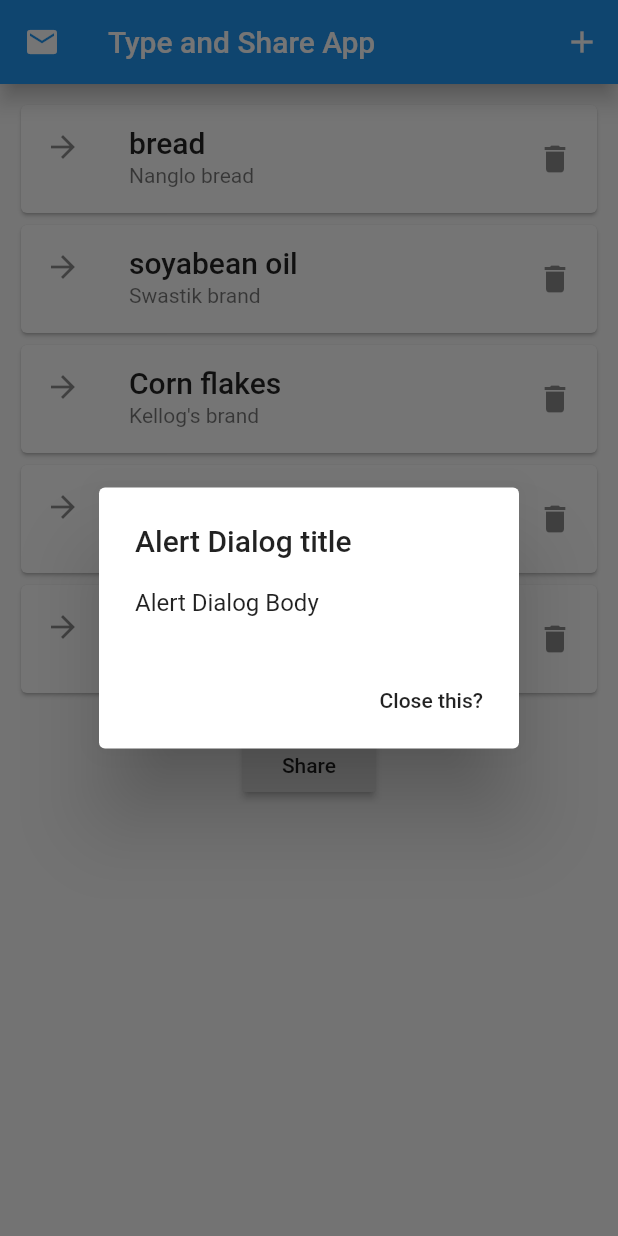
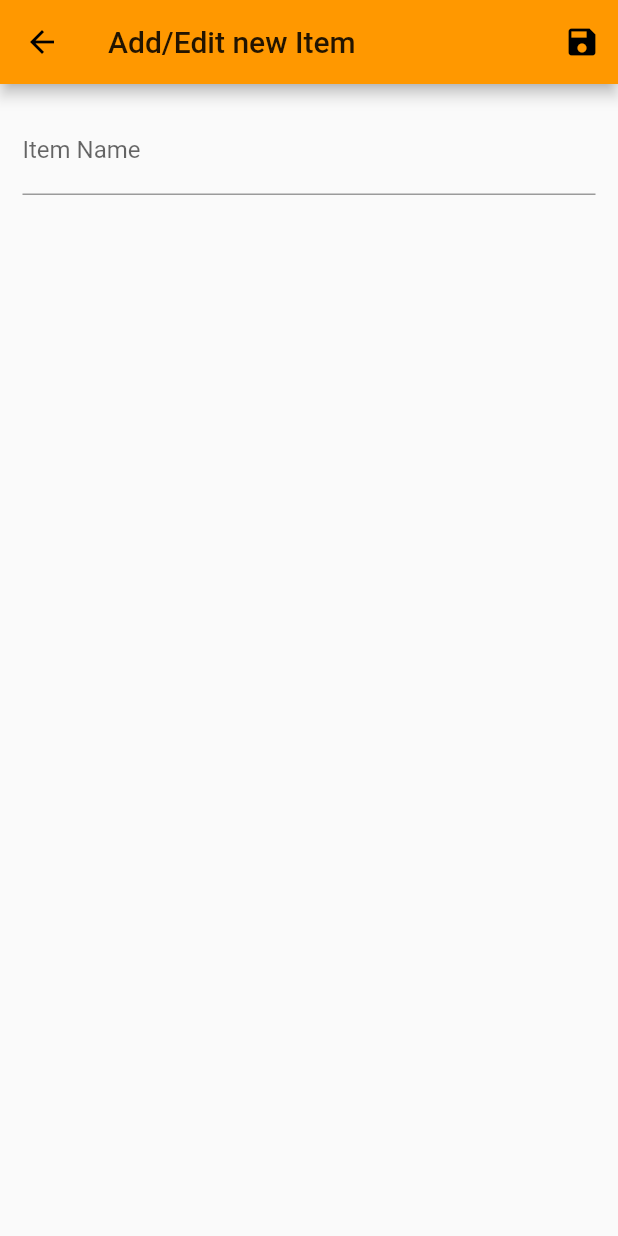
Before and after one commit to ashishkarki/Flutter_ShoppingItems_ShareApp, a Flutter app: the screen it shows after launch, after a tap on the "add" icon, on a phone screen of 412 x 824 dp. Run offline on Flutter 3.47's test engine with Material 2 defaults, Android fonts, the phone set to English and light mode, and no system bars; our stand-ins replace share.

Commit message:
fixed screen overflow issue in main-view-screen using a ListView

```diff
--- a/lib/constants.dart
+++ b/lib/constants.dart
@@ -1,36 +1,89 @@
+import 'package:flutter/material.dart';
+
 import './models_providers/shopping_items_provider.dart';
 
 const APP_TITLE_STRING = 'Type and Share App';
+const SHARED_TEXT_SUBJECT_PREFIX =
+    'Please deliver following items: (created using Ashish Karki\'s App)';
+
+void showMyAlert(BuildContext context) {
+  showDialog(
+    context: context,
+    builder: (context) => AlertDialog(
+      title: Text('Alert Dialog title'),
+      content: Text('Alert Dialog Body'),
+      actions: <Widget>[
+        FlatButton(
+          onPressed: () => Navigator.of(context).pop(),
+          child: Text("Close this?"),
+        ),
+      ],
+    ),
+  );
+}
 
 const List<ShoppingItem> dummyData = [
   ShoppingItem(
+    serialNumber: 1,
     name: 'bread',
     description: 'Nanglo bread',
     quantity: 5.0,
     unit: 'packet',
   ),
   ShoppingItem(
+    serialNumber: 2,
     name: 'soyabean oil',
     description: 'Swastik brand',
     quantity: 2.5,
     unit: 'litre',
   ),
   ShoppingItem(
+    serialNumber: 3,
     name: 'Corn flakes',
     description: 'Kellog\'s brand',
     quantity: 2.0,
     unit: 'box',
   ),
   ShoppingItem(
+    serialNumber: 4,
     name: 'Dettol liquid',
     description: 'Big bottle',
     quantity: 3.0,
     unit: 'bottle',
   ),
   ShoppingItem(
+    serialNumber: 5,
     name: 'Chicken curry masala',
     description: 'Everest brand',
     quantity: 3.0,
     unit: 'packet',
   ),
+  ShoppingItem(
+    serialNumber: 6,
+    name: 'Kurkure',
+    description: 'Maggie',
+    quantity: 4.0,
+    unit: 'packet',
+  ),
+  ShoppingItem(
+    serialNumber: 7,
+    name: 'White wine',
+    description: 'Sweet flavor - Nepali brand',
+    quantity: 1.0,
+    unit: 'bottle',
+  ),
+  ShoppingItem(
+    serialNumber: 8,
+    name: 'Pumpkin',
+    description: 'Small green',
+    quantity: 2.0,
+    unit: 'kgs',
+  ),
+  ShoppingItem(
+    serialNumber: 9,
+    name: 'Bengal gram',
+    description: 'Called Kalo chana',
+    quantity: 700.0,
+    unit: 'gram',
+  ),
 ];
--- a/lib/main.dart
+++ b/lib/main.dart
@@ -4,6 +4,7 @@ import 'package:provider/provider.dart';
 import './models_providers/shopping_items_provider.dart';
 
 import './screens/main-view-screen.dart';
+import 'screens/shopping_item_editor_screen.dart';
 
 void main() => runApp(MyApp());
 
@@ -19,10 +20,14 @@ class MyApp extends StatelessWidget {
       child: MaterialApp(
         title: 'some title',
         theme: ThemeData(
-          primarySwatch: Colors.blue,
+          primarySwatch: Colors.orange,
+          accentColor: Colors.amber,
         ),
         home: MainViewScreen(),
-        routes: {},
+        routes: {
+          ShoppingItemEditorScreen.routeName: (ctx) =>
+              ShoppingItemEditorScreen(),
+        },
       ),
     );
   }
--- a/lib/models_providers/shopping_items_provider.dart
+++ b/lib/models_providers/shopping_items_provider.dart
@@ -2,12 +2,14 @@ import 'package:flutter/foundation.dart';
 import '../constants.dart';
 
 class ShoppingItem {
+  final int serialNumber;
   final String name;
   final String description;
   final double quantity;
   final String unit;
 
   const ShoppingItem({
+    this.serialNumber = 0,
     @required this.name,
     @required this.description,
     @required this.quantity,
--- a/lib/screens/main-view-screen.dart
+++ b/lib/screens/main-view-screen.dart
@@ -1,7 +1,8 @@
 import 'package:flutter/material.dart';
-import 'package:provider/provider.dart';
-import 'package:share/share.dart';
 
+import '../screens/shopping_item_editor_screen.dart';
+import '../widget/shoppingItems_view.dart';
+import '../widget/share-feature.dart';
 import '../constants.dart';
 import '../models_providers/shopping_items_provider.dart';
 
@@ -11,26 +12,10 @@ class MainViewScreen extends StatefulWidget {
 }
 
 class _MainViewScreenState extends State<MainViewScreen> {
-  void _showMyAlert(BuildContext context) {
-    showDialog(
-      context: context,
-      builder: (context) => AlertDialog(
-        title: Text('Alert Dialog title'),
-        content: Text('Alert Dialog Body'),
-        actions: <Widget>[
-          FlatButton(
-            onPressed: () => Navigator.of(context).pop(),
-            child: Text("Close this?"),
-          ),
-        ],
-      ),
-    );
-  }
-
   @override
   Widget build(BuildContext context) {
-    final themeData = Theme.of(context);
-    final shopItemsProvider = Provider.of<ShoppingItemsProvider>(context);
+    final navState = Navigator.of(context);
+    final shoppingItemList = dummyData;
 
     return Scaffold(
       appBar: AppBar(
@@ -39,58 +24,33 @@ class _MainViewScreenState extends State<MainViewScreen> {
           child: IconButton(
             icon: Icon(Icons.mail),
             tooltip: "Click to add/update your address",
-            onPressed: () => _showMyAlert(context),
+            onPressed: () => showMyAlert(context),
           ),
         ),
         title: Text(APP_TITLE_STRING),
         actions: <Widget>[
           IconButton(
             icon: Icon(Icons.add),
-            onPressed: () => _showMyAlert(context),
+            onPressed: () {
+              navState.pushNamed(ShoppingItemEditorScreen.routeName);
+            },
           ),
         ],
       ),
-      body: Padding(
-        padding: const EdgeInsets.all(10.0),
-        child: Column(
-          children: [
-            ...dummyData
-                .map(
-                  (ShoppingItem data) => Card(
-                    child: ListTile(
-                      leading: Icon(Icons.arrow_forward),
-                      title: Text(
-                        data.name,
-                        style: themeData.textTheme.title,
-                      ),
-                      subtitle: Text(data.description),
-                      onTap: () => _showMyAlert(context),
-                      trailing: Icon(Icons.delete),
-                    ),
-                  ),
-                )
+      body: ListView(
+        padding: const EdgeInsets.all(15.0),
+        children: <Widget>[
+          ...shoppingItemList
+              .map((ShoppingItem shopItem) => ShoppingItemsViewWidget(shopItem))
               .toList(),
           const Padding(
             padding: EdgeInsets.only(
               top: 20.0,
             ),
           ),
-            Builder(builder: (BuildContext context) {
-              return RaisedButton(
-                child: Text('Share'),
-                onPressed: () {
-                  final RenderBox box = context.findRenderObject();
-                  Share.share(
-                    shopItemsProvider.formattedShareableText,
-                    subject: 'text subject',
-                    sharePositionOrigin:
-                        box.localToGlobal(Offset.zero) & box.size,
-                  );
-                },
-              );
-            }),
+          ShareFeatureWidget(),
         ],
-        ),
+        //),
       ),
     );
   }
--- /dev/null
+++ b/lib/screens/shopping_item_editor_screen.dart
@@ -0,0 +1,46 @@
+import 'package:flutter/material.dart';
+
+class ShoppingItemEditorScreen extends StatelessWidget {
+  static final routeName = '/shopping-item-editor';
+
+  final _formKey = GlobalKey<FormState>();
+
+  void _saveForm(BuildContext context) {
+    Navigator.of(context).pop();
+  }
+
+  @override
+  Widget build(BuildContext context) {
+    return Scaffold(
+      appBar: AppBar(
+        title: Text('Add/Edit new Item'),
+        actions: <Widget>[
+          IconButton(
+            icon: Icon(Icons.save),
+            onPressed: () => _saveForm(context),
+          ),
+        ],
+      ),
+      body: Padding(
+        padding: const EdgeInsets.all(15.0),
+        child: Form(
+          key: _formKey,
+          child: SingleChildScrollView(
+            child: Column(
+              children: <Widget>[
+                TextFormField(
+                  decoration: InputDecoration(
+                    labelText: 'Item Name',
+                    errorStyle: TextStyle(color: Colors.red),
+                  ),
+                  textInputAction: TextInputAction.next,
+                  keyboardType: TextInputType.text,
+                ),
+              ],
+            ),
+          ),
+        ),
+      ),
+    );
+  }
+}
--- /dev/null
+++ b/lib/widget/share-feature.dart
@@ -0,0 +1,36 @@
+import 'package:flutter/material.dart';
+import 'package:provider/provider.dart';
+import 'package:share/share.dart';
+
+import '../constants.dart';
+import '../models_providers/shopping_items_provider.dart';
+
+class ShareFeatureWidget extends StatelessWidget {
+  @override
+  Widget build(BuildContext context) {
+    final themeData = Theme.of(context);
+    final shopItemsProvider = Provider.of<ShoppingItemsProvider>(context);
+
+    return Builder(
+      builder: (BuildContext context) {
+        return RaisedButton(
+          color: themeData.accentColor,
+          child: Text(
+            'Click to Share List',
+            style: TextStyle(
+              color: Colors.black,
+            ),
+          ),
+          onPressed: () {
+            final RenderBox box = context.findRenderObject();
+            Share.share(
+              shopItemsProvider.formattedShareableText,
+              subject: SHARED_TEXT_SUBJECT_PREFIX,
+              sharePositionOrigin: box.localToGlobal(Offset.zero) & box.size,
+            );
+          },
+        );
+      },
+    );
+  }
+}
--- /dev/null
+++ b/lib/widget/shoppingItems_view.dart
@@ -0,0 +1,28 @@
+import 'package:flutter/material.dart';
+
+import '../constants.dart';
+import '../models_providers/shopping_items_provider.dart';
+
+class ShoppingItemsViewWidget extends StatelessWidget {
+  final ShoppingItem _shoppingItem;
+
+  ShoppingItemsViewWidget(this._shoppingItem);
+
+  @override
+  Widget build(BuildContext context) {
+    final themeData = Theme.of(context);
+
+    return Card(
+      child: ListTile(
+        leading: Text('${_shoppingItem.serialNumber}.'),
+        title: Text(
+          _shoppingItem.name,
+          style: themeData.textTheme.title,
+        ),
+        subtitle: Text(_shoppingItem.description),
+        trailing: Icon(Icons.delete),
+        onTap: () => showMyAlert(context),
+      ),
+    );
+  }
+}
```
Lines whose indentation alone changed are shown as unchanged.
